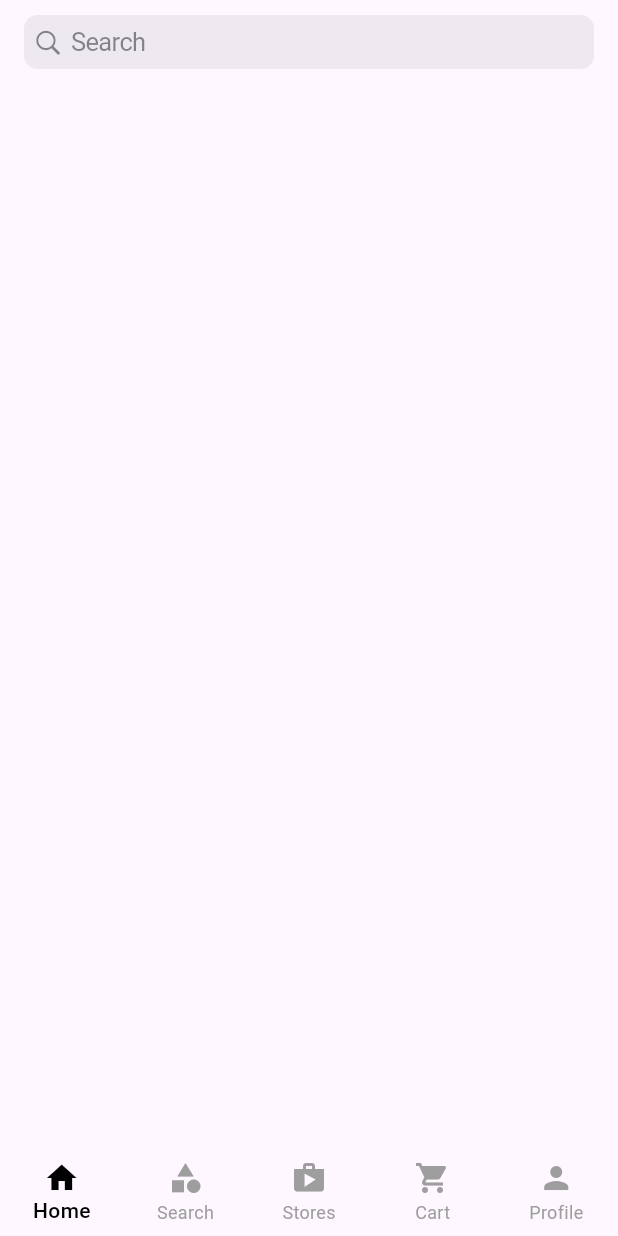
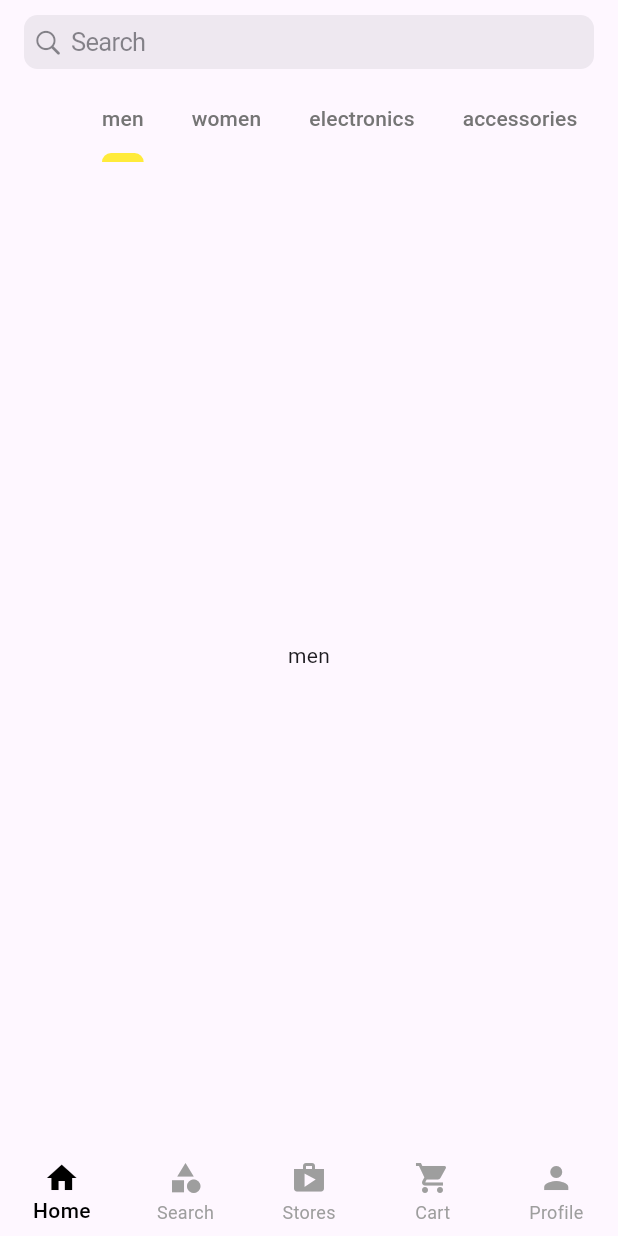
Before and after one commit to rddeveloper2019/multi_s, a Flutter app: the screen it shows after launch, on a phone screen of 412 x 824 dp. Run offline on Flutter 3.47's test engine with Material 3 defaults, Android fonts, the light colour scheme and no system bars.

Commit message:
add tabbar

```diff
--- a/lib/main_screens/home.dart
+++ b/lib/main_screens/home.dart
@@ -11,6 +11,55 @@ class Home extends StatefulWidget {
 class _HomeState extends State<Home> {
   @override
   Widget build(BuildContext context) {
-    return Scaffold(appBar: AppBar(title: CupertinoSearchTextField()));
+    return DefaultTabController(
+      length: 9,
+      child: Scaffold(
+        appBar: AppBar(
+          title: CupertinoSearchTextField(),
+          bottom: const TabBar(
+            isScrollable: true,
+            dividerColor: Colors.transparent,
+            indicatorColor: Colors.yellow,
+            indicatorWeight: 6,
+            tabs: [
+              RepeatedTab(label: 'men'),
+              RepeatedTab(label: 'women'),
+              RepeatedTab(label: 'electronics'),
+              RepeatedTab(label: 'accessories'),
+              RepeatedTab(label: 'shoes'),
+              RepeatedTab(label: 'home & garden'),
+              RepeatedTab(label: 'beauty'),
+              RepeatedTab(label: 'kids'),
+              RepeatedTab(label: 'bags'),
+            ],
+          ),
+        ),
+        body: TabBarView(
+          children: [
+            Center(child: Text('men')),
+            Center(child: Text('women')),
+            Center(child: Text('electronics')),
+            Center(child: Text('accessories')),
+            Center(child: Text('shoes')),
+            Center(child: Text('home & garden')),
+            Center(child: Text('beauty')),
+            Center(child: Text('kids')),
+            Center(child: Text('bags')),
+          ],
+        ),
+      ),
+    );
   }
 }
+
+class RepeatedTab extends StatelessWidget {
+  final String label;
+  const RepeatedTab({super.key, required this.label});
+
+  @override
+  Widget build(BuildContext context) {
+    return Tab(
+      child: Text(label, style: TextStyle(color: Colors.grey.shade600)),
+    );
+  }
+}
```
